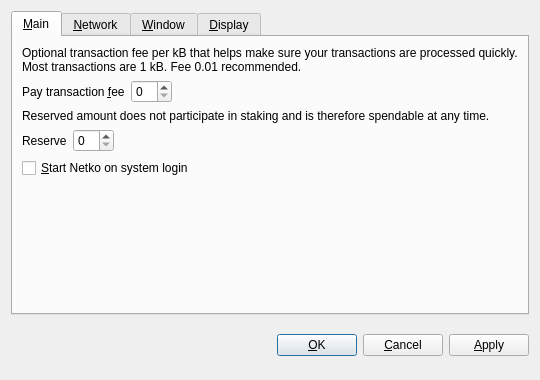
barrystyle/stakecube-legacy, file src/qt/forms/optionsdialog.ui: the form before one commit.
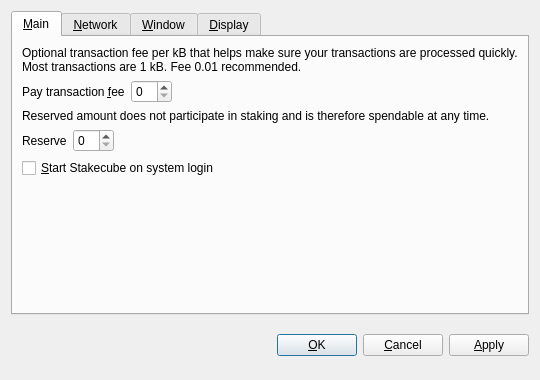
The form after the commit. Custom widgets are drawn as their Qt base class.

Patch:
```diff
--- a/src/qt/forms/optionsdialog.ui
+++ b/src/qt/forms/optionsdialog.ui
@@ -128,7 +128,7 @@
           <string>Automatically start Netko after logging in to the system.</string>
          </property>
          <property name="text">
-          <string>&amp;Start Netko on system login</string>
+          <string>&amp;Start Stakecube on system login</string>
          </property>
         </widget>
        </item>
```
Left out of the diff: 8 changed lines with no effect on the pictures.
